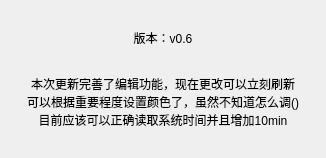
Above: about.ui from R-anso/2023226 before the change. Below: the same form after it.
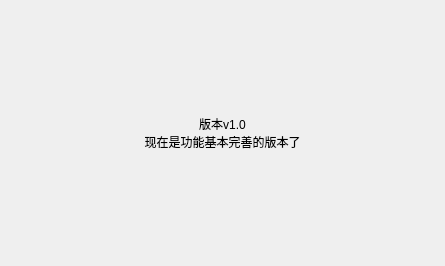
That is the form after the change.

```diff
--- a/about.ui
+++ b/about.ui
@@ -6,8 +6,8 @@
    <rect>
     <x>0</x>
     <y>0</y>
-    <width>326</width>
-    <height>158</height>
+    <width>445</width>
+    <height>266</height>
    </rect>
   </property>
   <property name="windowTitle">
@@ -17,12 +17,8 @@
    <item row="0" column="0">
     <widget class="QLabel" name="label">
      <property name="text">
-      <string>版本：v0.6
-
-
-本次更新完善了编辑功能，现在更改可以立刻刷新
-可以根据重要程度设置颜色了，虽然不知道怎么调()
-目前应该可以正确读取系统时间并且增加10min</string>
+      <string>版本v1.0
+现在是功能基本完善的版本了</string>
      </property>
      <property name="alignment">
       <set>Qt::AlignCenter</set>
```
